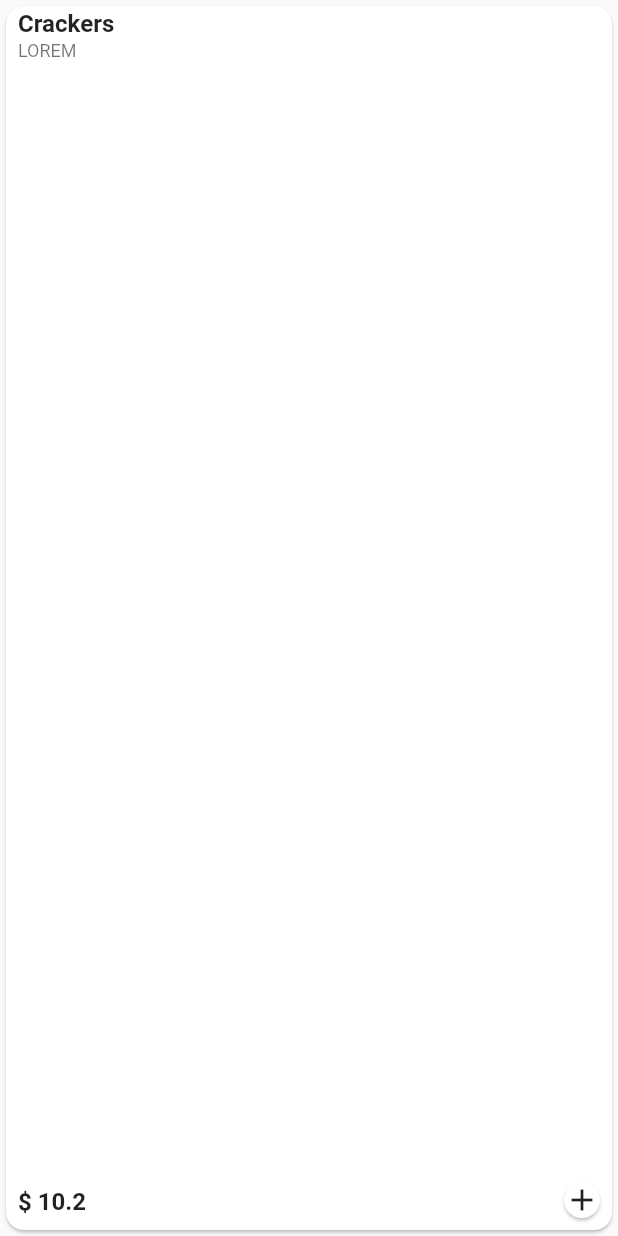
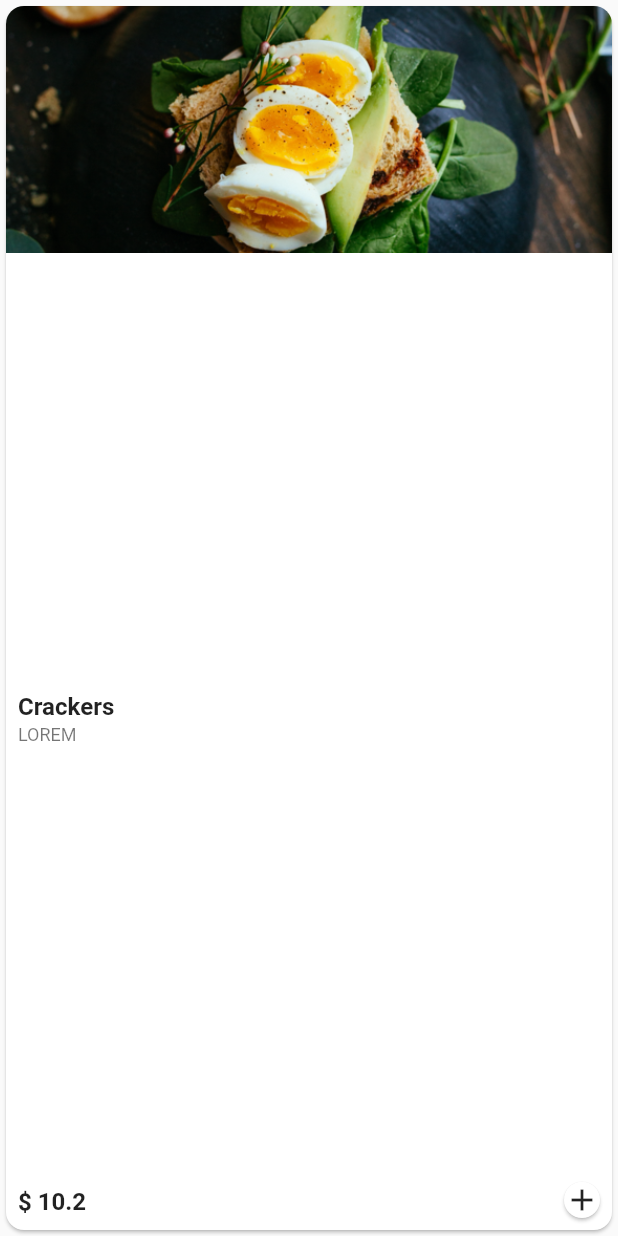
Before and after one commit to Habiba-Naeem/food365, a Flutter app: the MenuItem widget shown alone on an empty page, opened directly with sample values from the repository, on a phone screen of 412 x 824 dp. Run offline on Flutter 3.47's test engine with Material 2 defaults, Android fonts, the phone set to English and light mode, and no system bars; our stand-ins replace firebase_core, firebase_database, flutter_spinkit; accounts and stored records are empty; network calls fail.

Commit message:
images added in menu

```diff
--- a/lib/domain/modules/ordering/cart_item.dart
+++ b/lib/domain/models/modules/ordering/cart_item.dart
@@ -1,5 +1,5 @@
-import 'package:food365/domain/modules/ordering/category.dart';
-import 'package:food365/domain/modules/ordering/menu_item_model.dart';
+
+import 'package:food365/domain/models/modules/ordering/menu_item_model.dart';
 
 class CartItem {
   MenuItemModel menu;
--- a/lib/domain/modules/ordering/cart_model.dart
+++ b/lib/domain/models/modules/ordering/cart_model.dart
@@ -1,4 +1,5 @@
-import 'package:food365/domain/modules/ordering/cart_item.dart';
+
+import 'package:food365/domain/models/modules/ordering/cart_item.dart';
 
 class CartModel {
   List<CartItem> cartItems = [];
--- a/lib/domain/services/cart_service.dart
+++ b/lib/domain/services/cart_service.dart
@@ -1,4 +1,5 @@
-import 'package:food365/domain/modules/ordering/menu_item_model.dart';
+
+import 'package:food365/domain/models/modules/ordering/menu_item_model.dart';
 
 class CartService {
   addToCart({
--- a/lib/domain/services/menu_service.dart
+++ b/lib/domain/services/menu_service.dart
@@ -2,12 +2,12 @@ import 'dart:async';
 import 'dart:convert';
 import 'dart:convert';
 
+import 'package:food365/domain/models/modules/ordering/category.dart' as mycat;
 import 'package:firebase_database/firebase_database.dart';
 import 'package:flutter/foundation.dart';
+import 'package:food365/domain/models/modules/ordering/menu_item_model.dart';
 import 'package:http/http.dart' as http;
 
-import 'package:food365/domain/modules/ordering/category.dart' as mycat;
-import 'package:food365/domain/modules/ordering/menu_item_model.dart';
 
 var httpClient = http.Client();
 const baseURL = "https://food365-88d9d-default-rtdb.firebaseio.com/";
--- a/lib/generated_routes.dart
+++ b/lib/generated_routes.dart
@@ -1,5 +1,5 @@
 import 'package:flutter/material.dart';
-import 'package:food365/domain/modules/ordering/category.dart';
+import 'package:food365/domain/models/modules/ordering/category.dart';
 import 'package:food365/main.dart';
 import 'package:food365/presentation/modules/dashboard/account_type.dart';
 import 'package:food365/presentation/modules/home/home_screen.dart';
--- a/lib/presentation/modules/ordering/cart/cart_item.dart
+++ b/lib/presentation/modules/ordering/cart/cart_item.dart
@@ -1,5 +1,5 @@
 import 'package:flutter/material.dart';
-import 'package:food365/domain/modules/ordering/cart_item.dart';
+import 'package:food365/domain/models/modules/ordering/cart_item.dart';
 import 'package:food365/presentation/utils/constants.dart';
 
 class CartItems extends StatelessWidget {
--- a/lib/presentation/modules/ordering/cart/cart_screen.dart
+++ b/lib/presentation/modules/ordering/cart/cart_screen.dart
@@ -1,6 +1,5 @@
 import 'package:flutter/material.dart';
-import 'package:food365/domain/modules/ordering/cart_item.dart';
-import 'package:food365/domain/modules/ordering/cart_model.dart';
+import 'package:food365/domain/models/modules/ordering/cart_model.dart';
 import 'package:food365/presentation/modules/ordering/cart/cart_item.dart';
 import 'package:food365/presentation/modules/staff/waiter/side_drawer.dart';
 import 'package:food365/presentation/shared/custom_bottom_nav_bar.dart';
--- a/lib/presentation/modules/ordering/menu/menu_item.dart
+++ b/lib/presentation/modules/ordering/menu/menu_item.dart
@@ -1,5 +1,5 @@
 import 'package:flutter/material.dart';
-import 'package:food365/domain/modules/ordering/menu_item_model.dart';
+import 'package:food365/domain/models/modules/ordering/menu_item_model.dart';
 
 class MenuItem extends StatelessWidget {
   final MenuItemModel menuItem;
@@ -19,6 +19,9 @@ class MenuItem extends StatelessWidget {
             crossAxisAlignment: CrossAxisAlignment.stretch,
             mainAxisAlignment: MainAxisAlignment.spaceBetween,
             children: <Widget>[
+              MenuItemImage(
+                imagePath: menuItem.imagePath,
+              ),
               Container(
                 padding: const EdgeInsets.only(left: 8, right: 8),
                 child: Column(
@@ -61,7 +64,6 @@ class MenuItem extends StatelessWidget {
               )
             ],
           ),
-
         ],
       ),
     );
@@ -99,11 +101,18 @@ class MenuItem extends StatelessWidget {
 }
 
 class MenuItemImage extends StatelessWidget {
-  const MenuItemImage({Key? key}) : super(key: key);
+  final String imagePath;
+  const MenuItemImage({Key? key, required this.imagePath}) : super(key: key);
 
   @override
   Widget build(BuildContext context) {
-    return Container();
+    return Container(
+      height: MediaQuery.of(context).size.width / 2.5,
+      child: ClipRRect(
+        borderRadius: BorderRadius.vertical(top: Radius.circular(12)),
+        child: Image.asset(imagePath, fit: BoxFit.cover,)
+      ),
+    );
   }
 }
 
@@ -162,7 +171,6 @@ class AddItem extends StatelessWidget {
         borderRadius: BorderRadiusDirectional.circular(12),
       ),
       child: Icon(Icons.add),
-
     );
   }
 }
--- a/lib/presentation/modules/ordering/menu/menu_screen.dart
+++ b/lib/presentation/modules/ordering/menu/menu_screen.dart
@@ -1,6 +1,5 @@
 import 'package:flutter/material.dart';
-import 'package:food365/domain/modules/ordering/menu_item_model.dart';
-import 'package:food365/domain/modules/ordering/menu_item_model.dart';
+import 'package:food365/domain/models/modules/ordering/menu_item_model.dart';
 import 'package:food365/presentation/modules/ordering/cart/cart_screen.dart';
 import 'package:food365/presentation/shared/custom_bottom_nav_bar.dart';
 import 'package:food365/presentation/shared/customsidedrawer.dart';
--- a/lib/presentation/shared/category_card.dart
+++ b/lib/presentation/shared/category_card.dart
@@ -1,5 +1,5 @@
 import 'package:flutter/material.dart';
-import 'package:food365/domain/modules/ordering/category.dart';
+import 'package:food365/domain/models/modules/ordering/category.dart';
 import 'package:food365/presentation/utils/constants.dart';
 
 class CategoryChoiceChip extends StatelessWidget {
--- a/lib/presentation/shared/custom_bottom_nav_bar.dart
+++ b/lib/presentation/shared/custom_bottom_nav_bar.dart
@@ -1,5 +1,4 @@
 import 'package:flutter/material.dart';
-import 'package:food365/domain/modules/ordering/cart_item.dart';
 import 'package:food365/presentation/modules/home/home_screen.dart';
 import 'package:food365/presentation/modules/ordering/cart/cart_item.dart';
 import 'package:food365/presentation/modules/ordering/cart/cart_screen.dart';
--- a/lib/presentation/shared/customsidedrawer.dart
+++ b/lib/presentation/shared/customsidedrawer.dart
@@ -1,5 +1,5 @@
 import 'package:flutter/material.dart';
-import 'package:food365/domain/modules/ordering/category.dart';
+import 'package:food365/domain/models/modules/ordering/category.dart';
 import 'package:food365/presentation/shared/category_card.dart';
 import 'package:food365/presentation/utils/constants.dart';
 
```
Also changed, not shown: lib/domain/models/modules/ordering/menu_item_model.dart (renamed from lib/domain/modules/ordering/menu_item_model.dart, +5 -5 lines), lib/presentation/modules/home/home_screen.dart (+3 -4 lines), pubspec.yaml (+5 -2 lines), lib/domain/models/modules/ordering/category.dart (renamed from lib/domain/modules/ordering/category.dart), lib/domain/models/modules/ordering/order.dart (added).
